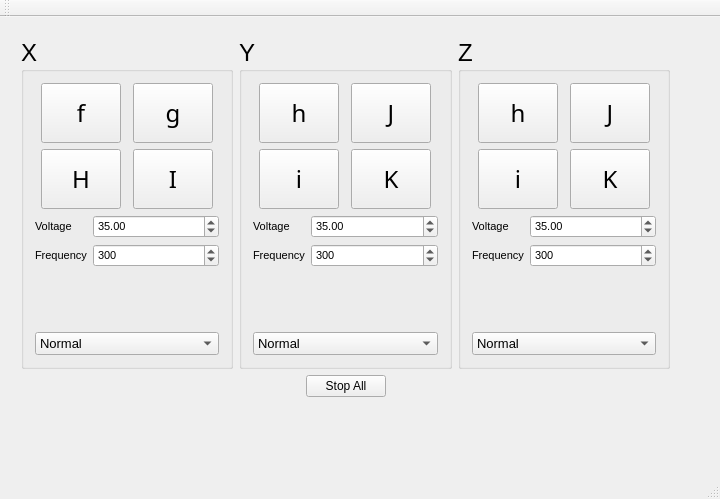
Qt form gui/stepper/steppergui.ui (WarwickEPR/qudi) before a commit.
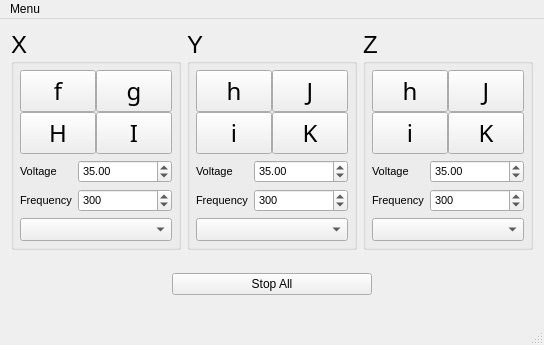
The same form after that commit. Icons and pictures are not drawn.

Commit message: Finish off loose ends on stepper control. Configure speeds and limits from config. Respond to active window status changes

```diff
--- a/gui/stepper/steppergui.ui
+++ b/gui/stepper/steppergui.ui
@@ -6,31 +6,34 @@
    <rect>
     <x>0</x>
     <y>0</y>
-    <width>720</width>
-    <height>499</height>
+    <width>544</width>
+    <height>345</height>
    </rect>
   </property>
   <property name="windowTitle">
    <string>MainWindow</string>
   </property>
   <widget class="QWidget" name="centralWidget">
-   <widget class="QWidget" name="verticalLayoutWidget">
-    <property name="geometry">
-     <rect>
-      <x>10</x>
-      <y>10</y>
-      <width>671</width>
-      <height>381</height>
-     </rect>
-    </property>
-    <layout class="QVBoxLayout" name="verticalLayout_4">
-     <property name="spacing">
-      <number>6</number>
-     </property>
+   <layout class="QVBoxLayout" name="verticalLayout_5">
      <item>
       <layout class="QHBoxLayout" name="horizontalLayout_3">
+      <property name="spacing">
+       <number>6</number>
+      </property>
+      <property name="sizeConstraint">
+       <enum>QLayout::SetDefaultConstraint</enum>
+      </property>
+      <property name="bottomMargin">
+       <number>0</number>
+      </property>
        <item>
         <widget class="QGroupBox" name="groupBox">
+        <property name="maximumSize">
+         <size>
+          <width>16777215</width>
+          <height>250</height>
+         </size>
+        </property>
          <property name="font">
           <font>
            <pointsize>18</pointsize>
@@ -40,14 +43,29 @@
           <string>X</string>
          </property>
          <layout class="QVBoxLayout" name="verticalLayout">
+         <property name="leftMargin">
+          <number>6</number>
+         </property>
+         <property name="topMargin">
+          <number>6</number>
+         </property>
+         <property name="rightMargin">
+          <number>6</number>
+         </property>
+         <property name="bottomMargin">
+          <number>6</number>
+         </property>
           <item>
            <layout class="QGridLayout" name="gridLayout_2">
+           <property name="spacing">
+            <number>0</number>
+           </property>
             <item row="1" column="0">
              <widget class="QPushButton" name="buzz_down_x">
               <property name="minimumSize">
                <size>
-                <width>60</width>
-                <height>60</height>
+               <width>40</width>
+               <height>40</height>
                </size>
               </property>
               <property name="maximumSize">
@@ -71,8 +89,8 @@
              <widget class="QPushButton" name="step_down_x">
               <property name="minimumSize">
                <size>
-                <width>60</width>
-                <height>60</height>
+               <width>40</width>
+               <height>40</height>
                </size>
               </property>
               <property name="maximumSize">
@@ -96,8 +114,8 @@
              <widget class="QPushButton" name="step_up_x">
               <property name="minimumSize">
                <size>
-                <width>60</width>
-                <height>60</height>
+               <width>40</width>
+               <height>40</height>
                </size>
               </property>
               <property name="maximumSize">
@@ -121,8 +139,8 @@
              <widget class="QPushButton" name="buzz_up_x">
               <property name="minimumSize">
                <size>
-                <width>60</width>
-                <height>60</height>
+               <width>40</width>
+               <height>40</height>
                </size>
               </property>
               <property name="maximumSize">
@@ -146,6 +164,9 @@
           </item>
           <item>
            <layout class="QFormLayout" name="formLayout">
+           <property name="sizeConstraint">
+            <enum>QLayout::SetDefaultConstraint</enum>
+           </property>
             <item row="0" column="0">
              <widget class="QLabel" name="voltageLabel">
               <property name="font">
@@ -218,26 +239,6 @@
               <pointsize>10</pointsize>
              </font>
             </property>
-            <item>
-             <property name="text">
-              <string>Normal</string>
-             </property>
-            </item>
-            <item>
-             <property name="text">
-              <string>Slow</string>
-             </property>
-            </item>
-            <item>
-             <property name="text">
-              <string>Fast</string>
-             </property>
-            </item>
-            <item>
-             <property name="text">
-              <string>User set</string>
-             </property>
-            </item>
            </widget>
           </item>
          </layout>
@@ -245,6 +246,12 @@
        </item>
        <item>
         <widget class="QGroupBox" name="groupBox_3">
+        <property name="maximumSize">
+         <size>
+          <width>16777215</width>
+          <height>250</height>
+         </size>
+        </property>
          <property name="font">
           <font>
            <pointsize>18</pointsize>
@@ -254,14 +261,29 @@
           <string>Y</string>
          </property>
          <layout class="QVBoxLayout" name="verticalLayout_3">
+         <property name="leftMargin">
+          <number>6</number>
+         </property>
+         <property name="topMargin">
+          <number>6</number>
+         </property>
+         <property name="rightMargin">
+          <number>6</number>
+         </property>
+         <property name="bottomMargin">
+          <number>6</number>
+         </property>
           <item>
            <layout class="QGridLayout" name="gridLayout_4">
+           <property name="spacing">
+            <number>0</number>
+           </property>
             <item row="1" column="0">
              <widget class="QPushButton" name="step_down_y">
               <property name="minimumSize">
                <size>
-                <width>60</width>
-                <height>60</height>
+               <width>40</width>
+               <height>40</height>
                </size>
               </property>
               <property name="maximumSize">
@@ -285,8 +307,8 @@
              <widget class="QPushButton" name="step_up_y">
               <property name="minimumSize">
                <size>
-                <width>60</width>
-                <height>60</height>
+               <width>40</width>
+               <height>40</height>
                </size>
               </property>
               <property name="maximumSize">
@@ -310,8 +332,8 @@
              <widget class="QPushButton" name="buzz_up_y">
               <property name="minimumSize">
                <size>
-                <width>60</width>
-                <height>60</height>
+               <width>40</width>
+               <height>40</height>
                </size>
               </property>
               <property name="maximumSize">
@@ -335,8 +357,8 @@
              <widget class="QPushButton" name="buzz_down_y">
               <property name="minimumSize">
                <size>
-                <width>60</width>
-                <height>60</height>
+               <width>40</width>
+               <height>40</height>
                </size>
               </property>
               <property name="maximumSize">
@@ -360,6 +382,9 @@
           </item>
           <item>
            <layout class="QFormLayout" name="formLayout_3">
+           <property name="sizeConstraint">
+            <enum>QLayout::SetDefaultConstraint</enum>
+           </property>
             <item row="0" column="0">
              <widget class="QLabel" name="voltage_label_y">
               <property name="font">
@@ -432,26 +457,6 @@
               <pointsize>10</pointsize>
              </font>
             </property>
-            <item>
-             <property name="text">
-              <string>Normal</string>
-             </property>
-            </item>
-            <item>
-             <property name="text">
-              <string>Slow</string>
-             </property>
-            </item>
-            <item>
-             <property name="text">
-              <string>Fast</string>
-             </property>
-            </item>
-            <item>
-             <property name="text">
-              <string>User set</string>
-             </property>
-            </item>
            </widget>
           </item>
          </layout>
@@ -459,6 +464,18 @@
        </item>
        <item>
         <widget class="QGroupBox" name="groupBox_2">
+        <property name="sizePolicy">
+         <sizepolicy hsizetype="Preferred" vsizetype="Minimum">
+          <horstretch>0</horstretch>
+          <verstretch>0</verstretch>
+         </sizepolicy>
+        </property>
+        <property name="maximumSize">
+         <size>
+          <width>16777215</width>
+          <height>250</height>
+         </size>
+        </property>
          <property name="font">
           <font>
            <pointsize>18</pointsize>
@@ -468,14 +485,29 @@
           <string>Z</string>
          </property>
          <layout class="QVBoxLayout" name="verticalLayout_2">
+         <property name="leftMargin">
+          <number>6</number>
+         </property>
+         <property name="topMargin">
+          <number>6</number>
+         </property>
+         <property name="rightMargin">
+          <number>6</number>
+         </property>
+         <property name="bottomMargin">
+          <number>6</number>
+         </property>
           <item>
            <layout class="QGridLayout" name="gridLayout_3">
+           <property name="spacing">
+            <number>0</number>
+           </property>
             <item row="1" column="0">
              <widget class="QPushButton" name="step_down_z">
               <property name="minimumSize">
                <size>
-                <width>60</width>
-                <height>60</height>
+               <width>40</width>
+               <height>40</height>
                </size>
               </property>
               <property name="maximumSize">
@@ -499,8 +531,8 @@
              <widget class="QPushButton" name="step_up_z">
               <property name="minimumSize">
                <size>
-                <width>60</width>
-                <height>60</height>
+               <width>40</width>
+               <height>40</height>
                </size>
               </property>
               <property name="maximumSize">
@@ -524,8 +556,8 @@
              <widget class="QPushButton" name="buzz_up_z">
               <property name="minimumSize">
                <size>
-                <width>60</width>
-                <height>60</height>
+               <width>40</width>
+               <height>40</height>
                </size>
               </property>
               <property name="maximumSize">
@@ -549,8 +581,8 @@
              <widget class="QPushButton" name="buzz_down_z">
               <property name="minimumSize">
                <size>
-                <width>60</width>
-                <height>60</height>
+               <width>40</width>
+               <height>40</height>
                </size>
               </property>
               <property name="maximumSize">
@@ -574,6 +606,9 @@
           </item>
           <item>
            <layout class="QFormLayout" name="formLayout_2">
+           <property name="sizeConstraint">
+            <enum>QLayout::SetDefaultConstraint</enum>
+           </property>
             <item row="0" column="0">
              <widget class="QLabel" name="voltageLabel_2">
               <property name="font">
@@ -646,26 +681,6 @@
               <pointsize>10</pointsize>
              </font>
             </property>
-            <item>
-             <property name="text">
-              <string>Normal</string>
-             </property>
-            </item>
-            <item>
-             <property name="text">
-              <string>Slow</string>
-             </property>
-            </item>
-            <item>
-             <property name="text">
-              <string>Fast</string>
-             </property>
-            </item>
-            <item>
-             <property name="text">
-              <string>User set</string>
-             </property>
-            </item>
            </widget>
           </item>
          </layout>
@@ -674,20 +689,17 @@
       </layout>
      </item>
      <item>
+     <widget class="QWidget" name="" native="true">
+      <property name="maximumSize">
+       <size>
+        <width>16777215</width>
+        <height>60</height>
+       </size>
+      </property>
       <layout class="QHBoxLayout" name="horizontalLayout_4">
-       <item>
-        <spacer name="horizontalSpacer">
-         <property name="orientation">
-          <enum>Qt::Horizontal</enum>
-         </property>
-         <property name="sizeHint" stdset="0">
-          <size>
-           <width>40</width>
-           <height>20</height>
-          </size>
-         </property>
-        </spacer>
-       </item>
+       <property name="sizeConstraint">
+        <enum>QLayout::SetDefaultConstraint</enum>
+       </property>
        <item>
         <widget class="QPushButton" name="stop_all">
          <property name="maximumSize">
@@ -701,31 +713,10 @@
          </property>
         </widget>
        </item>
-       <item>
-        <spacer name="horizontalSpacer_2">
-         <property name="orientation">
-          <enum>Qt::Horizontal</enum>
-         </property>
-         <property name="sizeHint" stdset="0">
-          <size>
-           <width>40</width>
-           <height>20</height>
-          </size>
-         </property>
-        </spacer>
-       </item>
       </layout>
-     </item>
-    </layout>
-   </widget>
-  </widget>
-  <widget class="QToolBar" name="mainToolBar">
-   <attribute name="toolBarArea">
-    <enum>TopToolBarArea</enum>
-   </attribute>
-   <attribute name="toolBarBreak">
-    <bool>false</bool>
-   </attribute>
+     </widget>
+    </item>
+   </layout>
   </widget>
   <widget class="QStatusBar" name="statusBar"/>
   <widget class="QMenuBar" name="menuBar">
@@ -733,10 +724,17 @@
     <rect>
      <x>0</x>
      <y>0</y>
-     <width>720</width>
+     <width>544</width>
      <height>21</height>
     </rect>
    </property>
+   <widget class="QMenu" name="menuMenu">
+    <property name="title">
+     <string>Menu</string>
+    </property>
+    <addaction name="actionClose"/>
+   </widget>
+   <addaction name="menuMenu"/>
   </widget>
   <action name="actionClose">
    <property name="icon">
```
Left out of the diff: 64 changed lines with no effect on the pictures. Lines whose indentation alone changed are shown as unchanged. The commit also changes 2 other files.
